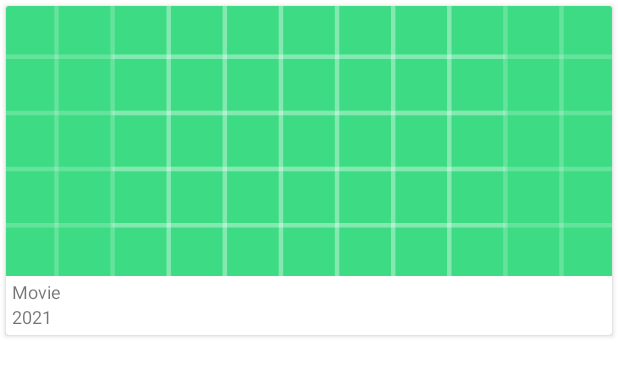
After one commit to SwKims/MVVM_MovieApp, an Android app: the layout movie_list_item.xml on its own in the app's theme, with its tools: preview values and no code run, on a phone screen of 412 x 824 dp. The commit adds this screen. Shown: the top 376 px of the screen. Run offline under Robolectric (Android 15) with nearby library versions, the phone set to English and light mode, and no system bars; network calls fail.

Commit message:
movielist, detail movie

```diff
--- a/app/src/main/AndroidManifest.xml
+++ b/app/src/main/AndroidManifest.xml
@@ -11,8 +11,8 @@
         android:roundIcon="@mipmap/ic_launcher_round"
         android:supportsRtl="true"
         android:theme="@style/Theme.MovieList">
-        <activity android:name="com.ksw.movielist.ui.details.SingleMovie"></activity>
-        <activity android:name=".ui.MainActivity">
+        <activity android:name="com.ksw.movielist.ui.detailMovie.SingleMovie"></activity>
+        <activity android:name=".ui.popularMovie.MainActivity">
             <intent-filter>
                 <action android:name="android.intent.action.MAIN" />
 
--- a/app/src/main/java/com/ksw/movielist/data/api/TheMovieDBClient.kt
+++ b/app/src/main/java/com/ksw/movielist/data/api/TheMovieDBClient.kt
@@ -15,6 +15,9 @@ const val API_KEY = "4defd070082d28cda9bb902140bcf8d0"
 const val BASE_URL = "https://api.themoviedb.org/3/"
 const val POSTER_BASE_URL = "https://image.tmdb.org/t/p/w342"
 const val LANGUAGE = "ko-KR"
+
+const val PAGE_START = 1
+const val PAGE_END = 20
 
 // https://api.themoviedb.org/3/movie/299534?api_key=4defd070082d28cda9bb902140bcf8d0&language=ko-KR
 
--- a/app/src/main/java/com/ksw/movielist/data/api/TheMovieDBInterface.kt
+++ b/app/src/main/java/com/ksw/movielist/data/api/TheMovieDBInterface.kt
@@ -1,9 +1,11 @@
 package com.ksw.movielist.data.api
 
 import com.ksw.movielist.data.value.MovieDetails
+import com.ksw.movielist.data.value.MovieResponse
 import io.reactivex.Single
 import retrofit2.http.GET
 import retrofit2.http.Path
+import retrofit2.http.Query
 
 /**
  * Created by KSW on 2021-01-27
@@ -12,6 +14,7 @@ import retrofit2.http.Path
 /**
 https://api.themoviedb.org/3/movie/popular?api_key=4defd070082d28cda9bb902140bcf8d0&language=ko-KR
 https://api.themoviedb.org/3/movie/299534?api_key=4defd070082d28cda9bb902140bcf8d0&language=ko-KR
+https://api.themoviedb.org/3/movie/popular?api_key=4defd070082d28cda9bb902140bcf8d0&language=ko-KR&page=1
  */
 
 interface TheMovieDBInterface {
@@ -19,5 +22,8 @@ interface TheMovieDBInterface {
     @GET("movie/{movie_id}")
     fun getMovieDetail(@Path("movie_id") id: Int): Single<MovieDetails>
 
+    @GET("movie/popular")
+    fun getPopularMovie(@Query("page") page : Int) : Single<MovieResponse>
+
 
 }
--- a/app/src/main/java/com/ksw/movielist/data/repository/NetworkState.kt
+++ b/app/src/main/java/com/ksw/movielist/data/repository/NetworkState.kt
@@ -14,6 +14,7 @@ class NetworkState(val status : Status, val msg : String) {
         val LOADED : NetworkState = NetworkState(Status.SUCCESS, "성공")
         val LOADING : NetworkState = NetworkState(Status.RUNNING, "로딩중")
         val ERROR : NetworkState = NetworkState(Status.FAILED, "실패")
+        val END : NetworkState = NetworkState(Status.FAILED, "데이터의 끝에 도달했습니다.")
     }
 
 }
--- a/app/src/main/java/com/ksw/movielist/ui/details/MovieDetailsRepository.kt
+++ b/app/src/main/java/com/ksw/movielist/ui/detailMovie/MovieDetailsRepository.kt
@@ -1,4 +1,4 @@
-package com.ksw.movielist.ui.details
+package com.ksw.movielist.ui.detailMovie
 
 import androidx.lifecycle.LiveData
 import com.ksw.movielist.data.api.TheMovieDBInterface
--- a/app/src/main/java/com/ksw/movielist/ui/details/SingleMovie.kt
+++ b/app/src/main/java/com/ksw/movielist/ui/detailMovie/SingleMovie.kt
@@ -1,4 +1,4 @@
-package com.ksw.movielist.ui.details
+package com.ksw.movielist.ui.detailMovie
 
 import androidx.appcompat.app.AppCompatActivity
 import android.os.Bundle
--- a/app/src/main/java/com/ksw/movielist/ui/details/SingleMovieViewModel.kt
+++ b/app/src/main/java/com/ksw/movielist/ui/detailMovie/SingleMovieViewModel.kt
@@ -1,4 +1,4 @@
-package com.ksw.movielist.ui.details
+package com.ksw.movielist.ui.detailMovie
 
 import androidx.lifecycle.LiveData
 import androidx.lifecycle.ViewModel
--- a/app/src/main/res/layout/activity_single_movie.xml
+++ b/app/src/main/res/layout/activity_single_movie.xml
@@ -4,7 +4,7 @@
     xmlns:tools="http://schemas.android.com/tools"
     android:layout_width="match_parent"
     android:layout_height="match_parent"
-    tools:context=".ui.details.SingleMovie">
+    tools:context=".ui.detailMovie.SingleMovie">
 
     <LinearLayout
         android:layout_width="match_parent"
--- /dev/null
+++ b/app/src/main/res/layout/movie_list_item.xml
@@ -0,0 +1,48 @@
+<?xml version="1.0" encoding="utf-8"?>
+<androidx.cardview.widget.CardView xmlns:android="http://schemas.android.com/apk/res/android"
+    android:layout_width="match_parent"
+    android:layout_height="wrap_content"
+    android:layout_marginLeft="4dp"
+    android:layout_marginTop="4dp"
+    android:layout_marginRight="4dp"
+    android:layout_marginBottom="8dp"
+    android:clickable="true"
+    android:focusable="true"
+    android:foreground="?selectableItemBackground">
+
+    <LinearLayout
+        android:layout_width="match_parent"
+        android:layout_height="wrap_content"
+        android:orientation="vertical">
+
+        <ImageView
+            android:id="@+id/iv_card_moviePoster"
+            android:layout_width="match_parent"
+            android:layout_height="180dp"
+            android:layout_gravity="center"
+            android:scaleType="centerCrop"
+            android:src="@drawable/ic_launcher_background" />
+
+        <TextView
+            android:id="@+id/tv_card_movieTitle"
+            android:layout_width="wrap_content"
+            android:layout_height="wrap_content"
+            android:layout_marginStart="4dp"
+            android:layout_marginTop="2dp"
+            android:ellipsize="end"
+            android:maxLines="1"
+            android:text="Movie"
+            android:textSize="12sp" />
+
+        <TextView
+            android:id="@+id/tv_card_releaseDate"
+            android:layout_width="wrap_content"
+            android:layout_height="wrap_content"
+            android:layout_marginStart="4dp"
+            android:layout_marginBottom="4dp"
+            android:maxLength="4"
+            android:text="2021"
+            android:textSize="12sp" />
+
+    </LinearLayout>
+</androidx.cardview.widget.CardView>
```
Also changed, not shown: app/src/main/java/com/ksw/movielist/data/repository/MovieDataSource.kt (added, +73 -0 lines), app/src/main/java/com/ksw/movielist/data/repository/MovieDataSourceFactory.kt (added, +29 -0 lines), app/src/main/java/com/ksw/movielist/data/value/Movie.kt (added, +13 -0 lines), app/src/main/java/com/ksw/movielist/data/value/MovieResponse.kt (added, +14 -0 lines), app/src/main/java/com/ksw/movielist/ui/MainActivity.kt (deleted, +0 -21 lines), app/src/main/java/com/ksw/movielist/ui/popularMovie/MainActivity.kt (added, +74 -0 lines), app/src/main/java/com/ksw/movielist/ui/popularMovie/MainViewModel.kt (added, +36 -0 lines), app/src/main/java/com/ksw/movielist/ui/popularMovie/MoviePageList.kt (added, +43 -0 lines), app/src/main/java/com/ksw/movielist/ui/popularMovie/MoviePagedListAdapter.kt (added, +135 -0 lines), app/src/main/res/layout/activity_main.xml (+29 -10 lines), app/src/main/res/layout/network_state_item.xml (added, +23 -0 lines).
